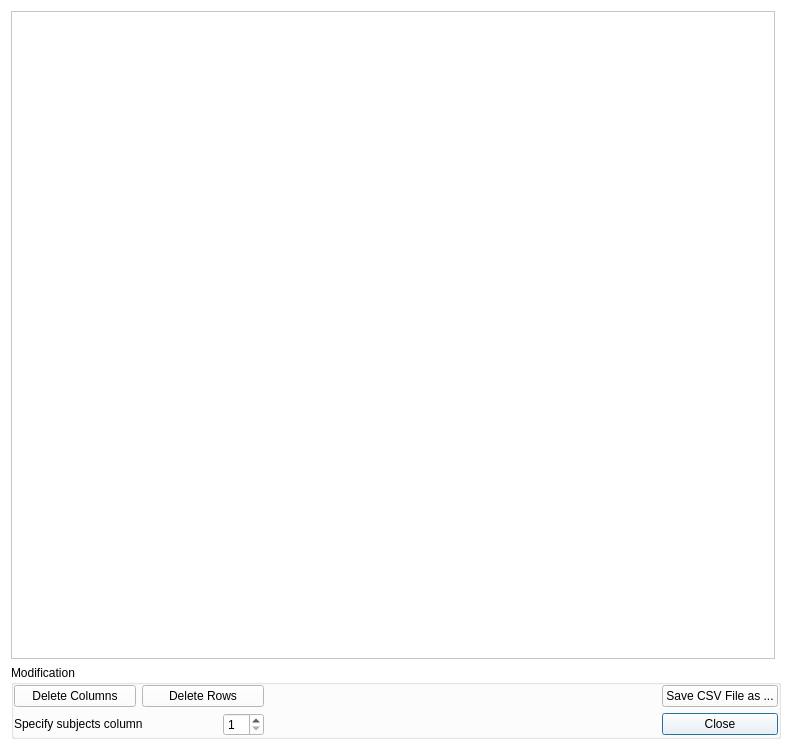
Qt form EditInputDialog.ui (jeantm/FADTTS) before a commit.
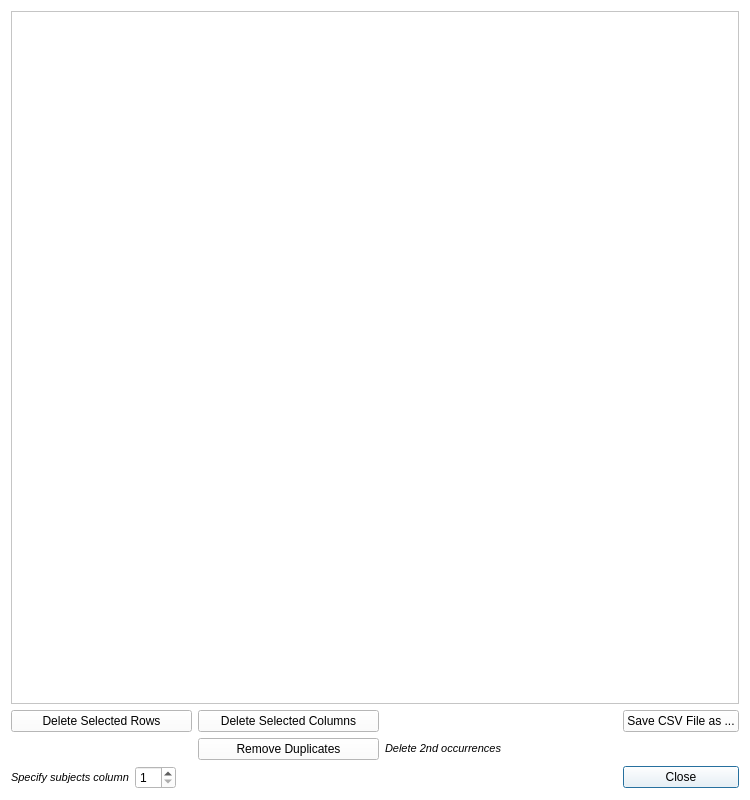
The same form after that commit.

The edit to the form file:
```diff
--- a/EditInputDialog.ui
+++ b/EditInputDialog.ui
@@ -6,8 +6,8 @@
    <rect>
     <x>0</x>
     <y>0</y>
-    <width>792</width>
-    <height>750</height>
+    <width>750</width>
+    <height>800</height>
    </rect>
   </property>
   <property name="sizePolicy">
@@ -434,29 +434,13 @@
   <property name="windowTitle">
    <string>Dialog</string>
   </property>
-  <layout class="QGridLayout" name="gridLayout">
-   <property name="verticalSpacing">
-    <number>6</number>
-   </property>
-   <item row="0" column="0">
+  <layout class="QVBoxLayout" name="verticalLayout">
+   <item>
     <widget class="QTableWidget" name="EditInputDialog_data_tableWidget"/>
    </item>
-   <item row="1" column="0" colspan="2">
-    <widget class="QGroupBox" name="EditInputDialog_modification_groupBox">
-     <property name="sizePolicy">
-      <sizepolicy hsizetype="Preferred" vsizetype="Fixed">
-       <horstretch>0</horstretch>
-       <verstretch>0</verstretch>
-      </sizepolicy>
-     </property>
-     <property name="title">
-      <string>Modification</string>
-     </property>
-     <layout class="QGridLayout" name="gridLayout_3">
-      <property name="margin">
-       <number>0</number>
-      </property>
-      <item row="1" column="5">
+   <item>
+    <layout class="QGridLayout" name="gridLayout">
+     <item row="2" column="4">
        <widget class="QPushButton" name="EditInputDialog_close_pushButton">
         <property name="sizePolicy">
          <sizepolicy hsizetype="Preferred" vsizetype="Fixed">
@@ -469,7 +453,7 @@
         </property>
        </widget>
       </item>
-      <item row="0" column="5">
+     <item row="0" column="4">
        <widget class="QPushButton" name="EditInputDialog_saveFile_pushButton">
         <property name="sizePolicy">
          <sizepolicy hsizetype="Preferred" vsizetype="Fixed">
@@ -482,7 +466,139 @@
         </property>
        </widget>
       </item>
+     <item row="1" column="3">
+      <spacer name="EditInputDialog_removeDuplicates_horizontalSpacer">
+       <property name="orientation">
+        <enum>Qt::Horizontal</enum>
+       </property>
+       <property name="sizeHint" stdset="0">
+        <size>
+         <width>40</width>
+         <height>20</height>
+        </size>
+       </property>
+      </spacer>
+     </item>
       <item row="1" column="2">
+      <widget class="QLabel" name="EditInputDialog_removeDuplicates_label">
+       <property name="text">
+        <string>&lt;html&gt;&lt;head/&gt;&lt;body&gt;&lt;p&gt;&lt;span style=&quot; font-size:8pt; font-style:italic;&quot;&gt;Delete 2nd occurrences&lt;/span&gt;&lt;/p&gt;&lt;/body&gt;&lt;/html&gt;</string>
+       </property>
+      </widget>
+     </item>
+     <item row="1" column="0">
+      <widget class="QLabel" name="EditInputDialog_removeDuplicates_info_label">
+       <property name="sizePolicy">
+        <sizepolicy hsizetype="Preferred" vsizetype="Preferred">
+         <horstretch>0</horstretch>
+         <verstretch>0</verstretch>
+        </sizepolicy>
+       </property>
+       <property name="minimumSize">
+        <size>
+         <width>0</width>
+         <height>0</height>
+        </size>
+       </property>
+       <property name="maximumSize">
+        <size>
+         <width>181</width>
+         <height>16777215</height>
+        </size>
+       </property>
+       <property name="text">
+        <string/>
+       </property>
+       <property name="alignment">
+        <set>Qt::AlignCenter</set>
+       </property>
+      </widget>
+     </item>
+     <item row="1" column="1">
+      <widget class="QPushButton" name="EditInputDialog_removeDuplicates_pushButton">
+       <property name="sizePolicy">
+        <sizepolicy hsizetype="Preferred" vsizetype="Fixed">
+         <horstretch>0</horstretch>
+         <verstretch>0</verstretch>
+        </sizepolicy>
+       </property>
+       <property name="minimumSize">
+        <size>
+         <width>0</width>
+         <height>0</height>
+        </size>
+       </property>
+       <property name="text">
+        <string>Remove Duplicates</string>
+       </property>
+      </widget>
+     </item>
+     <item row="0" column="1">
+      <widget class="QPushButton" name="EditInputDialog_deleteColumns_pushButton">
+       <property name="sizePolicy">
+        <sizepolicy hsizetype="Fixed" vsizetype="Fixed">
+         <horstretch>0</horstretch>
+         <verstretch>0</verstretch>
+        </sizepolicy>
+       </property>
+       <property name="minimumSize">
+        <size>
+         <width>181</width>
+         <height>0</height>
+        </size>
+       </property>
+       <property name="maximumSize">
+        <size>
+         <width>181</width>
+         <height>16777215</height>
+        </size>
+       </property>
+       <property name="text">
+        <string>Delete Selected Columns</string>
+       </property>
+      </widget>
+     </item>
+     <item row="0" column="0">
+      <widget class="QPushButton" name="EditInputDialog_deleteRows_pushButton">
+       <property name="sizePolicy">
+        <sizepolicy hsizetype="Fixed" vsizetype="Fixed">
+         <horstretch>0</horstretch>
+         <verstretch>0</verstretch>
+        </sizepolicy>
+       </property>
+       <property name="minimumSize">
+        <size>
+         <width>181</width>
+         <height>0</height>
+        </size>
+       </property>
+       <property name="maximumSize">
+        <size>
+         <width>181</width>
+         <height>16777215</height>
+        </size>
+       </property>
+       <property name="text">
+        <string>Delete Selected Rows</string>
+       </property>
+      </widget>
+     </item>
+     <item row="2" column="0" colspan="2">
+      <layout class="QHBoxLayout" name="EditInputDialog_subjectColumn_horizontalLayout">
+       <item>
+        <widget class="QLabel" name="EditInputDialog_subjectColumn_label">
+         <property name="sizePolicy">
+          <sizepolicy hsizetype="Preferred" vsizetype="Fixed">
+           <horstretch>0</horstretch>
+           <verstretch>0</verstretch>
+          </sizepolicy>
+         </property>
+         <property name="text">
+          <string>&lt;html&gt;&lt;head/&gt;&lt;body&gt;&lt;p&gt;&lt;span style=&quot; font-size:8pt; font-style:italic;&quot;&gt;Specify subjects column&lt;/span&gt;&lt;/p&gt;&lt;/body&gt;&lt;/html&gt;</string>
+         </property>
+        </widget>
+       </item>
+       <item>
        <widget class="QSpinBox" name="EditInputDialog_subjectColumnID_spinBox">
         <property name="sizePolicy">
          <sizepolicy hsizetype="Fixed" vsizetype="Fixed">
@@ -495,75 +611,22 @@
         </property>
        </widget>
       </item>
-      <item row="1" column="0" colspan="2">
-       <widget class="QLabel" name="EditInputDialog_subjectColumn_label">
-        <property name="sizePolicy">
-         <sizepolicy hsizetype="Preferred" vsizetype="Fixed">
-          <horstretch>0</horstretch>
-          <verstretch>0</verstretch>
-         </sizepolicy>
-        </property>
-        <property name="text">
-         <string>Specify subjects column</string>
-        </property>
-       </widget>
-      </item>
-      <item row="0" column="3" rowspan="2">
-       <spacer name="EditInputDialog_horizontalSpacer_2">
+       <item>
+        <spacer name="EditInputDialog_subjectColumn_horizontalSpacer">
         <property name="orientation">
          <enum>Qt::Horizontal</enum>
         </property>
-        <property name="sizeType">
-         <enum>QSizePolicy::Expanding</enum>
-        </property>
         <property name="sizeHint" stdset="0">
          <size>
-          <width>20</width>
-          <height>40</height>
+           <width>40</width>
+           <height>20</height>
          </size>
         </property>
        </spacer>
       </item>
-      <item row="0" column="1" colspan="2">
-       <widget class="QPushButton" name="EditInputDialog_deleteRows_pushButton">
-        <property name="sizePolicy">
-         <sizepolicy hsizetype="Fixed" vsizetype="Fixed">
-          <horstretch>0</horstretch>
-          <verstretch>0</verstretch>
-         </sizepolicy>
-        </property>
-        <property name="minimumSize">
-         <size>
-          <width>122</width>
-          <height>0</height>
-         </size>
-        </property>
-        <property name="text">
-         <string>Delete Rows</string>
-        </property>
-       </widget>
-      </item>
-      <item row="0" column="0">
-       <widget class="QPushButton" name="EditInputDialog_deleteColumns_pushButton">
-        <property name="sizePolicy">
-         <sizepolicy hsizetype="Preferred" vsizetype="Fixed">
-          <horstretch>0</horstretch>
-          <verstretch>0</verstretch>
-         </sizepolicy>
-        </property>
-        <property name="minimumSize">
-         <size>
-          <width>122</width>
-          <height>0</height>
-         </size>
-        </property>
-        <property name="text">
-         <string>Delete Columns</string>
-        </property>
-       </widget>
-      </item>
-     </layout>
-    </widget>
+      </layout>
+     </item>
+    </layout>
    </item>
   </layout>
  </widget>
```
Left out of the diff: 5 changed lines with no effect on the pictures. Lines whose indentation alone changed are shown as unchanged.
